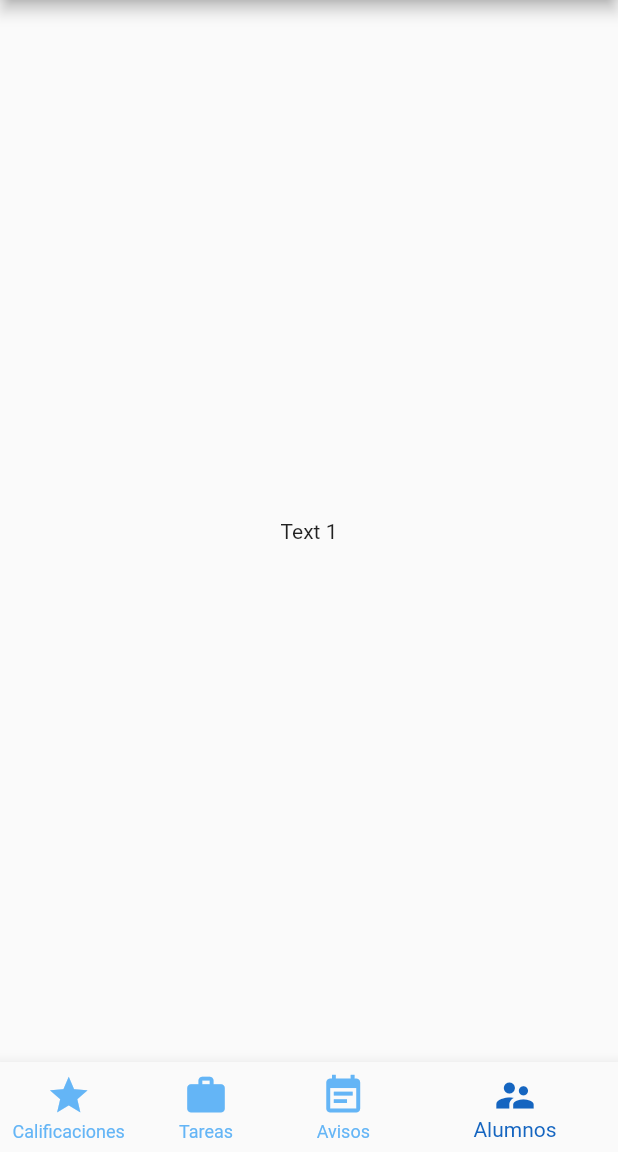
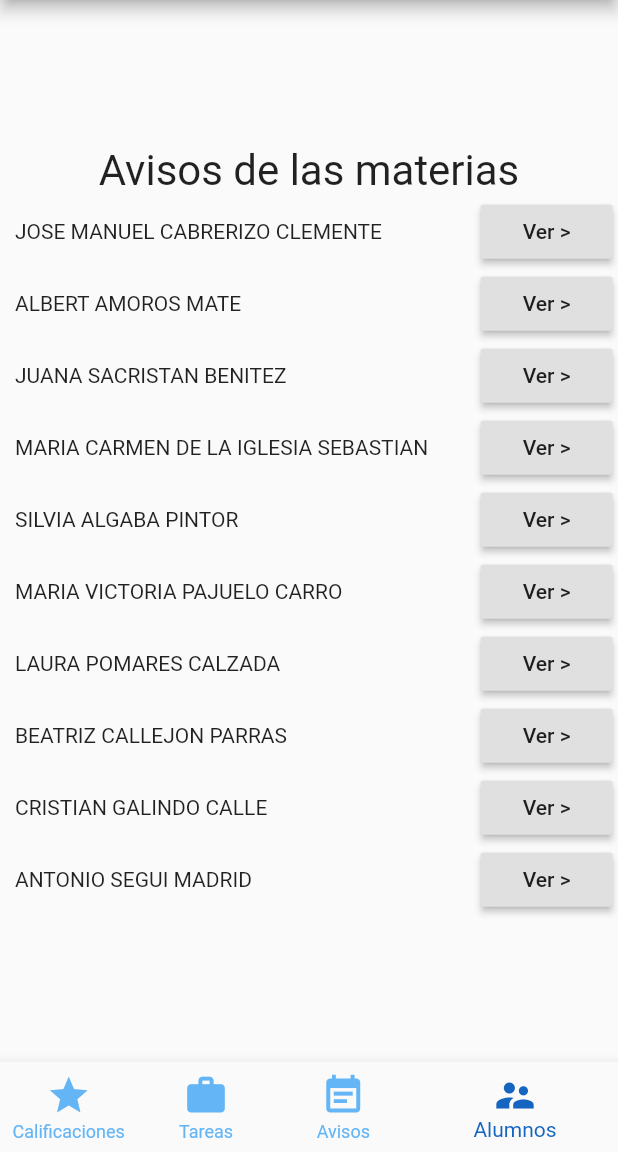
Before and after one commit to tomatovalley/educacion-educazen, a Flutter app: the professor_Subject screen opened directly, item 4 of the bottom bar chosen, on a phone screen of 412 x 824 dp, the part 84-1236 px from its top. Run offline on Flutter 3.47's test engine with Material 2 defaults, Android fonts, the phone set to English and light mode, and no system bars; our stand-ins replace custom_radio_grouped_button, font_awesome_flutter.

Commit message:
Add students list

```diff
--- a/lib/views/professor/notices.dart
+++ b/lib/views/professor/notices.dart
@@ -58,12 +58,18 @@ class _NoticesState extends State<Notices> {
                             ])),
                     Padding(
                         padding: EdgeInsets.only(bottom: 10, top: 10, left: 15),
-                        child: Row(
-                            mainAxisAlignment: MainAxisAlignment.start,
-                            children: [
-                              Text(e["period"], style: TextStyle(
-                                  color:Colors.white,fontSize: 15))
-                            ])),
+                        child: Container(
+
+                            child: Column(
+                                mainAxisAlignment: MainAxisAlignment.start,
+                                children: [
+                                  Text(e["period"],
+                                      maxLines: 100,
+                                      style: TextStyle(
+                                        fontSize: 15,
+                                        color: Colors.white,
+                                      ))
+                                ]))),
                     Expanded(
                       child: Padding(
                           padding: EdgeInsets.only(bottom: 10, right: 10),
--- a/lib/views/professor/professor_subject.dart
+++ b/lib/views/professor/professor_subject.dart
@@ -1,8 +1,10 @@
 import 'package:flutter/cupertino.dart';
 import 'package:flutter/material.dart';
 
-import  './grades/main_grades.dart';
+import './grades/main_grades.dart';
 import 'package:educa_zen/views/professor/homeworks.dart';
+import 'notices.dart';
+import 'students_list.dart';
 
 class professor_Subject extends StatefulWidget {
   @override
@@ -13,10 +15,10 @@ class _professor_SubjectState extends State<professor_Subject> {
   int _selectedIndex = 0;
 
   static List<Widget> _widgetOptions = <Widget>[
-  main_grades(),
+    main_grades(),
     homeworks(),
-  Text("Text 1"),
-    Text("Text 1"),
+    Notices(),
+    students_list(),
   ];
 
   void _onItemTapped(int index) {
@@ -76,16 +78,22 @@ class _professor_SubjectState extends State<professor_Subject> {
                               Text(e["name"],
                                   style: TextStyle(
                                       fontSize: 20,
-                                      color:Colors.white,
+                                      color: Colors.white,
                                       fontWeight: FontWeight.bold))
                             ])),
                     Padding(
                         padding: EdgeInsets.only(bottom: 10, top: 10, left: 15),
-                        child: Row(
-                            mainAxisAlignment: MainAxisAlignment.start,
-                            children: [
-                              Text(e["period"], style: TextStyle(fontSize: 15,color:Colors.white,))
-                            ])),
+                        child: Container(
+
+                            child: Column(
+                                children: [
+                              Text(e["period"],
+                                  maxLines: 100,
+                                  style: TextStyle(
+                                    fontSize: 15,
+                                    color: Colors.white,
+                                  ))
+                            ]))),
                     Expanded(
                       child: Padding(
                           padding: EdgeInsets.only(bottom: 10, right: 10),
@@ -98,7 +106,7 @@ class _professor_SubjectState extends State<professor_Subject> {
                                         " alumnos inscritos",
                                     style: TextStyle(
                                         fontSize: 20,
-                                        color:Colors.white,
+                                        color: Colors.white,
                                         fontWeight: FontWeight.bold))
                               ])),
                     ),
@@ -115,7 +123,6 @@ class _professor_SubjectState extends State<professor_Subject> {
     var media = MediaQuery.of(context).size;
 
     return Scaffold(
-
       appBar: AppBar(
           backgroundColor: Colors.white,
           title: Row(
@@ -128,7 +135,7 @@ class _professor_SubjectState extends State<professor_Subject> {
               ),
             ],
           )),
-        body: Center(child: _widgetOptions.elementAt(_selectedIndex)),
+      body: Center(child: _widgetOptions.elementAt(_selectedIndex)),
       bottomNavigationBar: BottomNavigationBar(
         iconSize: 30,
         showUnselectedLabels: true,
--- /dev/null
+++ b/lib/views/professor/students_list.dart
@@ -0,0 +1,72 @@
+import 'package:flutter/cupertino.dart';
+import 'package:flutter/material.dart';
+
+class students_list extends StatefulWidget {
+  @override
+  _students_list createState() => _students_list();
+}
+
+class _students_list extends State<students_list> {
+  List<Widget> _createCards(double height, double width) {
+    List<Widget> cards = new List<Widget>();
+
+    cards.add(Text(
+      "Avisos de las materias",
+      style: DefaultTextStyle.of(context).style.apply(fontSizeFactor: 2.0),
+    ));
+    var advisingSchedule = [
+      "JOSE MANUEL CABRERIZO CLEMENTE",
+      "ALBERT AMOROS MATE",
+      "JUANA SACRISTAN BENITEZ",
+      "MARIA CARMEN DE LA IGLESIA SEBASTIAN",
+      "SILVIA ALGABA PINTOR",
+      "MARIA VICTORIA PAJUELO CARRO",
+      "LAURA POMARES CALZADA",
+      "BEATRIZ CALLEJON PARRAS",
+      "CRISTIAN GALINDO CALLE",
+      "ANTONIO SEGUI MADRID",
+    ];
+//    advisingSchedule.forEach((element) {print(element);});
+    advisingSchedule.forEach((e) => {
+          print(e),
+          cards.add(Row(
+            mainAxisAlignment: MainAxisAlignment.spaceBetween,
+            mainAxisSize: MainAxisSize.max,
+            children: [
+              Expanded(
+                flex: 7,
+                child: Padding(
+                  padding: EdgeInsets.only(left:10),
+                  child:Row(
+                    mainAxisAlignment: MainAxisAlignment.start,
+                    children: [Text(e)])),
+              ),
+              Expanded(
+                  flex: 2,
+                  child: Row(
+                      mainAxisAlignment: MainAxisAlignment.start,
+                      children: [
+                        RaisedButton(onPressed: () => {}, child: Text("Ver >"))
+                      ]))
+            ],
+          ))
+        });
+
+    return cards;
+  }
+
+  @override
+  Widget build(BuildContext context) {
+    var media = MediaQuery.of(context).size;
+
+    return Scaffold(
+
+        body: Center(
+            child: SingleChildScrollView(
+                child: Column(
+          mainAxisAlignment: MainAxisAlignment.start,
+          crossAxisAlignment: CrossAxisAlignment.center,
+          children: _createCards(media.height * 0.2, media.width * 0.8),
+        ))));
+  }
+}
```
